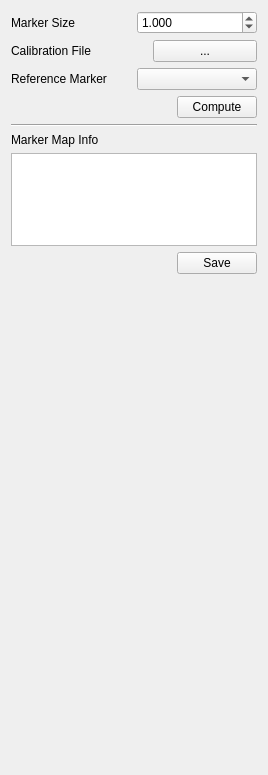
This is modulemapper/mappercontrolpanel.ui in rmsalinas/ArUcoGUI as Qt 5 draws it before an edit. The edited form follows.
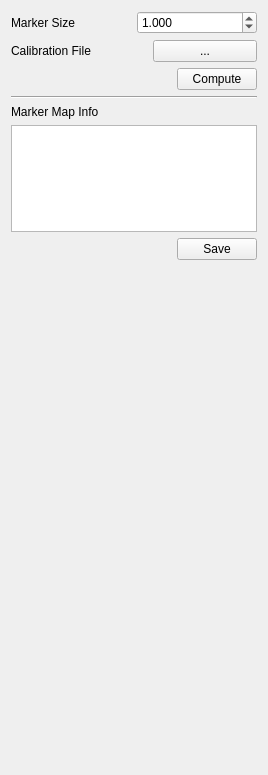
This is the edited form. Icons and pictures are not drawn.

```diff
--- a/modulemapper/mappercontrolpanel.ui
+++ b/modulemapper/mappercontrolpanel.ui
@@ -78,22 +78,14 @@
         <iconset resource="../appresources.qrc">
          <normaloff>:/images/open.png</normaloff>:/images/open.png</iconset>
        </property>
-      </widget>
-     </item>
-    </layout>
-   </item>
-   <item>
-    <layout class="QHBoxLayout" name="horizontalLayout_5">
-     <item>
-      <widget class="QLabel" name="label_5">
-       <property name="text">
-        <string>Reference Marker</string>
+       <property name="iconSize">
+        <size>
+         <width>24</width>
+         <height>24</height>
+        </size>
        </property>
       </widget>
      </item>
-     <item>
-      <widget class="QComboBox" name="cb_refMarker"/>
-     </item>
     </layout>
    </item>
    <item>
```
Left out of the diff: 2 changed lines with no effect on the pictures.
